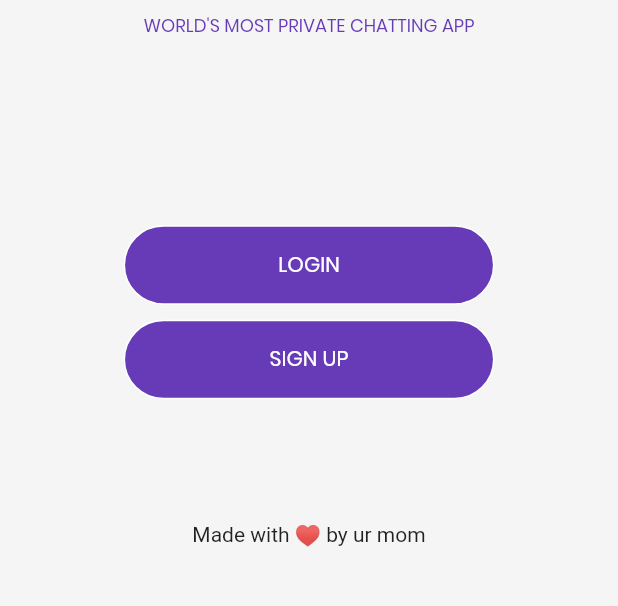
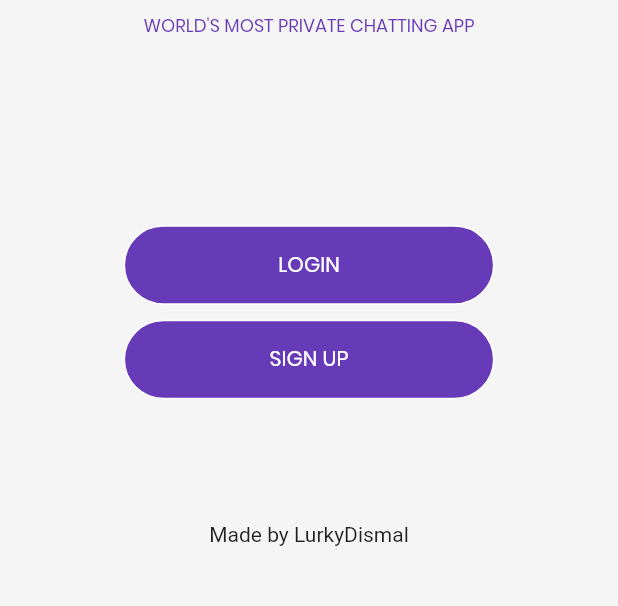
Before and after one commit to lurkydismal/cc_chat, a Flutter app: the screen it shows after launch, on a phone screen of 412 x 824 dp, the part 461-1067 px from its top. Run offline on Flutter 3.47's test engine with Material 2 defaults, Android fonts, the phone set to English and light mode, and no system bars; drawn by our look-alikes of animated_text_kit; our stand-ins replace modal_progress_hud_nsn; missing offline and left inert: edge_alerts; accounts and stored records are empty.

Commit message:
bug fixes

```diff
--- a/lib/pages/chatter_screen.dart
+++ b/lib/pages/chatter_screen.dart
@@ -85,7 +85,7 @@ class _ChatterScreenState extends State<ChatterScreen> {
                       fontSize: 16,
                       color: Colors.deepPurple),
                 ),
-                Text("by ur mom",
+                Text("by LurkyDismal",
                     style: TextStyle(
                         fontFamily: "Poppins",
                         fontSize: 8,
--- a/lib/pages/login.dart
+++ b/lib/pages/login.dart
@@ -173,7 +173,7 @@ class _ChatterLoginState extends State<ChatterLogin> {
                   const Hero(
                     tag: "footer",
                     child: Text(
-                      "Made with ♥ by ur mom",
+                      "Made by LurkyDismal",
                       style: TextStyle(fontFamily: "Poppins"),
                     ),
                   )
--- a/lib/pages/material_splash.dart
+++ b/lib/pages/material_splash.dart
@@ -109,7 +109,7 @@ class _ChatterHomeState extends State<ChatterHome>
               SizedBox(
                 height: MediaQuery.of(context).size.height * 0.1,
               ),
-              const Text("Made with ♥ by ur mom")
+              const Text("Made by LurkyDismal")
             ],
           ),
         ),
--- a/lib/pages/sign_up.dart
+++ b/lib/pages/sign_up.dart
@@ -176,7 +176,7 @@ class _ChatterSignUpState extends State<ChatterSignUp> {
                   const Hero(
                     tag: "footer",
                     child: Text(
-                      "Made with ♥ by ur mom",
+                      "Made by LurkyDismal",
                       style: TextStyle(fontFamily: "Poppins"),
                     ),
                   ),
```
Also changed, not shown: pubspec.lock.
